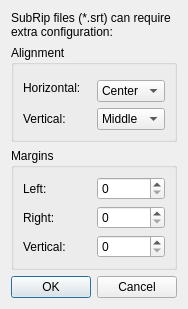
Above: src/configsrt.ui from Subtivals/subtivals before the change. Below: the same form after it.
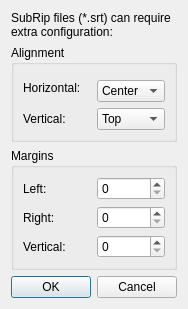
That is the form after the change.

Commit message: Change default Srt position to Top (fixes #175)

```diff
--- a/src/configsrt.ui
+++ b/src/configsrt.ui
@@ -49,7 +49,7 @@
       <item row="2" column="1">
        <widget class="QComboBox" name="verticalAlign">
         <property name="currentIndex">
-         <number>1</number>
+         <number>0</number>
         </property>
         <item>
          <property name="text">
```
